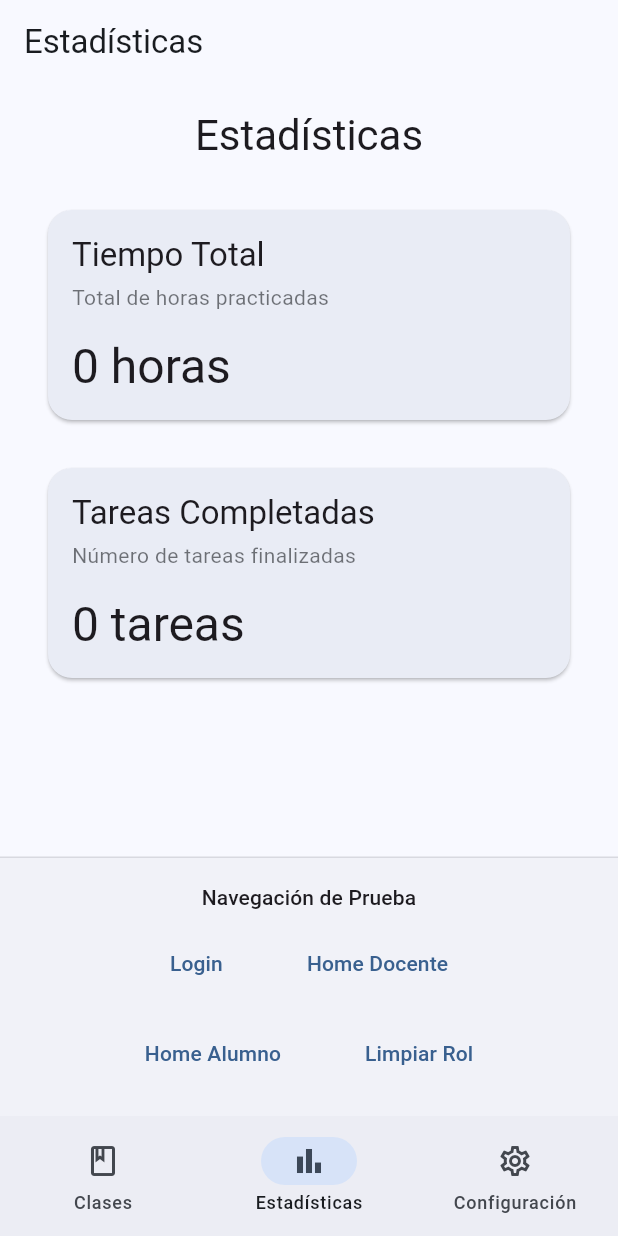
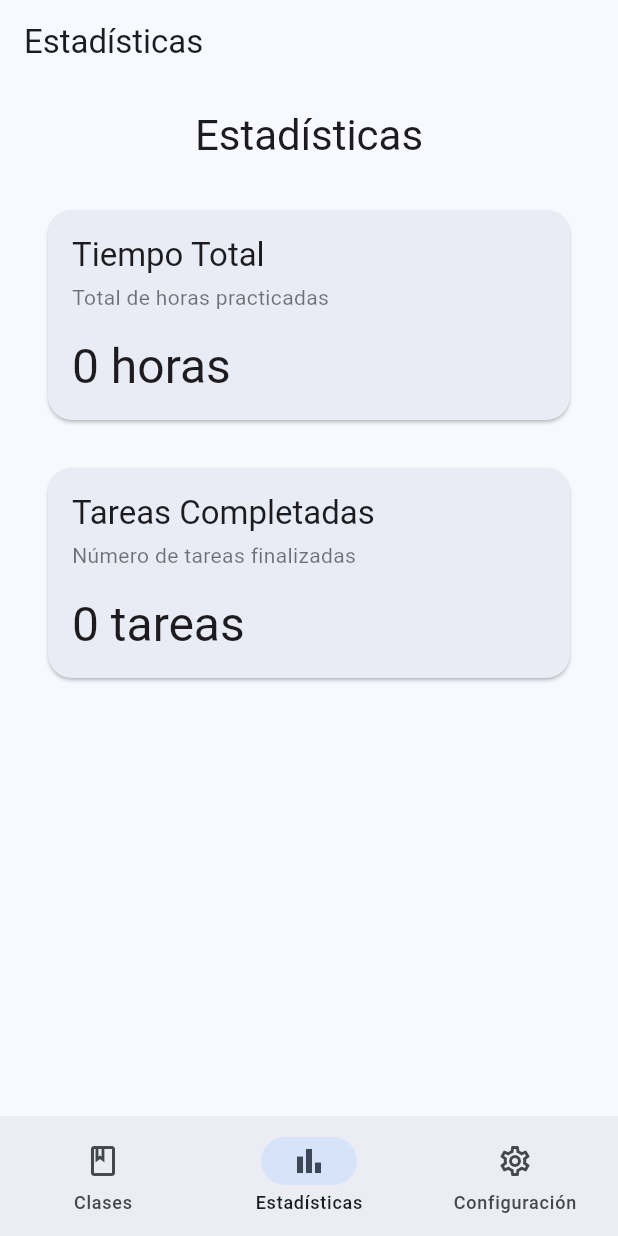
Before and after one commit to Patxito17/playing_tracker_app, a Flutter app: the StatisticsScreen screen opened by its route, on a phone screen of 412 x 824 dp. Run offline on Flutter 3.47's test engine with Material 3 defaults, Android fonts, the phone set to English and light mode, and no system bars; our stand-ins replace cloud_firestore, equatable, firebase_auth, firebase_core, flutter_bloc, go_router and 2 more; accounts and stored records are empty.

Commit message:
Refactor navigation and authentication flow with GoRouter integration. Removed mock navigation logic and implemented reactive routing based on AuthCubit state. Updated documentation and progress tracking in project guides. Enhanced login and registration screens for better user experience.

````diff
--- a/lib/config/routes/app_routes.dart
+++ b/lib/config/routes/app_routes.dart
@@ -1,25 +1,29 @@
+import 'package:flutter/material.dart';
 import 'package:go_router/go_router.dart';
-import 'package:flutter/material.dart';
+
+import '../../core/config/router/go_router_refresh_stream.dart';
+import '../../features/auth/domain/enums/user_role.dart';
+import '../../features/auth/presentation/cubit/auth_cubit.dart';
+import '../../features/auth/presentation/cubit/auth_state.dart';
+import '../../features/auth/presentation/screens/forgot_password_screen.dart';
 import '../../features/auth/presentation/screens/login_screen.dart';
 import '../../features/auth/presentation/screens/register_screen.dart';
-import '../../features/auth/presentation/screens/forgot_password_screen.dart';
-import '../../features/auth/presentation/widgets/auth_wrapper.dart';
-import '../../features/home/presentation/screens/teacher_home_screen.dart';
-import '../../features/home/presentation/screens/student_home_screen.dart';
-import '../../features/classes/presentation/screens/teacher_classes_list_screen.dart';
-import '../../features/classes/presentation/screens/student_classes_list_screen.dart';
-import '../../features/classes/presentation/screens/teacher_class_detail_screen.dart';
-import '../../features/classes/presentation/screens/student_class_detail_screen.dart';
 import '../../features/classes/presentation/screens/create_class_screen.dart';
 import '../../features/classes/presentation/screens/join_class_screen.dart';
 import '../../features/classes/presentation/screens/manage_students_screen.dart';
-import '../../features/tasks/presentation/screens/task_list_screen.dart';
+import '../../features/classes/presentation/screens/student_class_detail_screen.dart';
+import '../../features/classes/presentation/screens/student_classes_list_screen.dart';
+import '../../features/classes/presentation/screens/teacher_class_detail_screen.dart';
+import '../../features/classes/presentation/screens/teacher_classes_list_screen.dart';
+import '../../features/home/presentation/screens/student_home_screen.dart';
+import '../../features/home/presentation/screens/teacher_home_screen.dart';
+import '../../features/sessions/presentation/screens/session_history_screen.dart';
+import '../../features/sessions/presentation/screens/timer_screen.dart';
+import '../../features/settings/presentation/screens/settings_screen.dart';
+import '../../features/statistics/presentation/screens/statistics_screen.dart';
 import '../../features/tasks/presentation/screens/create_task_screen.dart';
 import '../../features/tasks/presentation/screens/task_detail_screen.dart';
-import '../../features/sessions/presentation/screens/timer_screen.dart';
-import '../../features/sessions/presentation/screens/session_history_screen.dart';
-import '../../features/statistics/presentation/screens/statistics_screen.dart';
-import '../../features/settings/presentation/screens/settings_screen.dart';
+import '../../features/tasks/presentation/screens/task_list_screen.dart';
 import '../../shared/widgets/custom_bottom_navigation_bar.dart';
 import '../../shared/widgets/error_screen.dart';
 
@@ -28,9 +32,14 @@ import '../../shared/widgets/error_screen.dart';
 /// Utiliza go_router para navegación declarativa con rutas nombradas.
 /// Incluye navegación condicional según el rol del usuario.
 ///
-/// Sprint 0 - Fase 4: Implementación completa de GoRouter
+/// Sprint 2 - Fase 4: Implementación GoRouter reactiva con guards reales.
 class AppRoutes {
+  AppRoutes(this.authCubit);
+
+  final AuthCubit authCubit;
+
   /// Constantes de rutas principales
+  static const String splash = '/';
   static const String login = '/login';
   static const String register = '/register';
   static const String forgotPassword = '/forgot-password';
@@ -68,49 +77,54 @@ class AppRoutes {
   // Rutas de Estadísticas (deprecated - usar teacherStatistics o studentStatistics)
   static const String statistics = '/statistics';
 
-  /// Configuración de GoRouter
-  ///
-  /// Define todas las rutas de la aplicación con navegación condicional
-  /// basada en el rol del usuario (mock en este sprint).
-  static GoRouter get router {
-    return GoRouter(
-      initialLocation: '/',
+  static const List<String> _publicRoutes = [login, register, forgotPassword];
+
+  /// Configuración de GoRouter reactivo.
+  late final GoRouter router = GoRouter(
+    initialLocation: splash,
+    refreshListenable: GoRouterRefreshStream(authCubit.stream),
     redirect: (context, state) {
-        // Navegación condicional según el rol mock
+      final authState = authCubit.state;
       final location = state.uri.path;
 
-        // Si estamos en la ruta raíz, redirigir según el rol
-        if (location == '/') {
-          final role = AuthWrapper.mockRole;
-          if (role == 'teacher') {
+      if (authState is AuthInitial || authState is AuthLoading) {
+        return location == splash ? null : splash;
+      }
+
+      if (authState is AuthUnauthenticated) {
+        if (location == splash || !_publicRoutes.contains(location)) {
+          return login;
+        }
+        return null;
+      }
+
+      if (authState is AuthAuthenticated) {
+        final home = authState.role == UserRole.teacher
+            ? teacherHome
+            : studentHome;
+
+        if (location == splash || _publicRoutes.contains(location)) {
+          return home;
+        }
+
+        final isTeacherPath = location.startsWith('/home/teacher');
+        final isStudentPath = location.startsWith('/home/student');
+
+        if (isTeacherPath && authState.role != UserRole.teacher) {
+          return studentHome;
+        }
+
+        if (isStudentPath && authState.role != UserRole.student) {
           return teacherHome;
-          } else if (role == 'student') {
-            return studentHome;
-          } else {
-            return login;
         }
       }
 
-        // Permitir acceso a rutas de autenticación sin verificación
-        if (location == login ||
-            location == register ||
-            location == forgotPassword) {
       return null;
-        }
-
-        // Para otras rutas, verificar si hay rol (mock)
-        // En Sprint 2, esto se validará con Firebase Auth
-        final role = AuthWrapper.mockRole;
-        if (role == null && location != login) {
-          return login;
-        }
-
-        return null; // No redirigir, continuar con la navegación normal
     },
     routes: [
-        // Ruta raíz (manejada por redirect)
+      // Splash / loader
       GoRoute(
-          path: '/',
+        path: splash,
         builder: (context, state) =>
             const Scaffold(body: Center(child: CircularProgressIndicator())),
       ),
@@ -132,7 +146,7 @@ class AppRoutes {
         builder: (context, state) => const ForgotPasswordScreen(),
       ),
 
-        // Rutas de home (redirigen a lista de clases)
+      // Rutas de home simples
       GoRoute(
         path: teacherHome,
         name: 'teacherHome',
@@ -145,7 +159,6 @@ class AppRoutes {
       ),
 
       // StatefulShellRoute para docente con BottomNavigationBar
-        // Mantiene el estado de cada tab independientemente
       StatefulShellRoute.indexedStack(
         builder: (context, state, navigationShell) {
           return Scaffold(
@@ -156,7 +169,6 @@ class AppRoutes {
           );
         },
         branches: [
-            // Branch 0: Clases
           StatefulShellBranch(
             routes: [
               GoRoute(
@@ -174,7 +186,6 @@ class AppRoutes {
               ),
             ],
           ),
-            // Branch 1: Estadísticas
           StatefulShellBranch(
             routes: [
               GoRoute(
@@ -184,7 +195,6 @@ class AppRoutes {
               ),
             ],
           ),
-            // Branch 2: Configuración
           StatefulShellBranch(
             routes: [
               GoRoute(
@@ -198,7 +208,6 @@ class AppRoutes {
       ),
 
       // StatefulShellRoute para estudiante con BottomNavigationBar
-        // Mantiene el estado de cada tab independientemente
       StatefulShellRoute.indexedStack(
         builder: (context, state, navigationShell) {
           return Scaffold(
@@ -209,7 +218,6 @@ class AppRoutes {
           );
         },
         branches: [
-            // Branch 0: Clases
           StatefulShellBranch(
             routes: [
               GoRoute(
@@ -227,7 +235,6 @@ class AppRoutes {
               ),
             ],
           ),
-            // Branch 1: Estadísticas
           StatefulShellBranch(
             routes: [
               GoRoute(
@@ -237,7 +244,6 @@ class AppRoutes {
               ),
             ],
           ),
-            // Branch 2: Configuración
           StatefulShellBranch(
             routes: [
               GoRoute(
@@ -316,4 +322,3 @@ class AppRoutes {
         ErrorScreen(errorMessage: 'Ruta no encontrada: ${state.uri.path}'),
   );
 }
-}
--- a/lib/features/auth/presentation/screens/login_screen.dart
+++ b/lib/features/auth/presentation/screens/login_screen.dart
@@ -9,7 +9,6 @@ import '../../../../core/utils/validators.dart';
 import '../../../../shared/widgets/custom_app_bar.dart';
 import '../../../../shared/widgets/custom_button.dart';
 import '../../../../shared/widgets/custom_text_field.dart';
-import '../../domain/enums/user_role.dart';
 import '../cubit/auth_cubit.dart';
 import '../cubit/auth_state.dart';
 
@@ -81,15 +80,6 @@ class _LoginScreenState extends State<LoginScreen> {
     return Scaffold(
       appBar: const CustomAppBar(title: AuthStrings.loginTitle),
       body: SafeArea(
-        child: BlocListener<AuthCubit, AuthState>(
-          listener: (context, state) {
-            if (state is AuthAuthenticated) {
-              final destination = state.role == UserRole.teacher
-                  ? '/home/teacher'
-                  : '/home/student';
-              context.go(destination);
-            }
-          },
         child: Center(
           child: ConstrainedBox(
             constraints: const BoxConstraints(maxWidth: 600),
@@ -156,8 +146,7 @@ class _LoginScreenState extends State<LoginScreen> {
                             });
                           }
                         },
-                          onSubmitted: (_) =>
-                              FocusScope.of(context).nextFocus(),
+                        onSubmitted: (_) => FocusScope.of(context).nextFocus(),
                       ),
 
                       const SizedBox(height: AppSpacing.l),
@@ -258,7 +247,6 @@ class _LoginScreenState extends State<LoginScreen> {
           ),
         ),
       ),
-      ),
     );
   }
 }
--- a/lib/features/auth/presentation/widgets/auth_wrapper.dart
+++ /dev/null
@@ -1,32 +0,0 @@
-/// Utilidad para manejar la navegación condicional según el rol del usuario
-///
-/// En este sprint (Sprint 0), utiliza lógica mock simple. En Sprint 2
-/// se reemplazará con lógica real de Firebase Authentication.
-///
-/// **Lógica de redirección (implementada en GoRouter):**
-/// - Si rol = 'teacher' → redirige a /home/teacher
-/// - Si rol = 'student' → redirige a /home/student
-/// - Si no hay rol → redirige a /login
-///
-/// **Ejemplo de uso:**
-/// ```dart
-/// // Establecer rol mock (temporal)
-/// AuthWrapper.mockRole = 'teacher';
-///
-/// // O limpiar rol para ir a login
-/// AuthWrapper.mockRole = null;
-/// ```
-class AuthWrapper {
-  /// Mock del rol actual del usuario (temporal)
-  ///
-  /// Valores posibles:
-  /// - 'teacher' → Usuario docente
-  /// - 'student' → Usuario alumno
-  /// - null → No autenticado
-  ///
-  /// **Nota:** En Sprint 2, esto se reemplazará con lógica real
-  /// usando Firebase Authentication y Firestore.
-  ///
-  /// La redirección se maneja automáticamente en GoRouter según este valor.
-  static String? mockRole;
-}
--- a/lib/features/statistics/presentation/screens/statistics_screen.dart
+++ b/lib/features/statistics/presentation/screens/statistics_screen.dart
@@ -1,8 +1,8 @@
 import 'package:flutter/material.dart';
+
+import '../../../../core/constants/app_constants.dart';
 import '../../../../shared/widgets/custom_app_bar.dart';
 import '../../../../shared/widgets/custom_card.dart';
-import '../../../../shared/widgets/navigation_helper.dart';
-import '../../../../core/constants/app_constants.dart';
 
 /// Pantalla de estadísticas (Placeholder - Sprint 0)
 ///
@@ -48,7 +48,6 @@ class StatisticsScreen extends StatelessWidget {
               ),
             ),
           ),
-          const NavigationHelper(),
         ],
       ),
     );
--- a/lib/shared/widgets/navigation_helper.dart
+++ /dev/null
@@ -1,105 +0,0 @@
-import 'package:flutter/material.dart';
-import 'package:go_router/go_router.dart';
-import '../../core/constants/app_constants.dart';
-import '../../features/auth/presentation/widgets/auth_wrapper.dart';
-import 'custom_button.dart';
-
-/// Widget helper para facilitar la navegación durante las pruebas
-///
-/// Muestra botones de navegación rápida para volver a pantallas principales
-/// y gestionar el rol mock. Solo debe usarse en pantallas placeholder.
-///
-/// **Ejemplo de uso:**
-/// ```dart
-/// Scaffold(
-///   body: Column(
-///     children: [
-///       YourContent(),
-///       const NavigationHelper(),
-///     ],
-///   ),
-/// )
-/// ```
-class NavigationHelper extends StatelessWidget {
-  const NavigationHelper({super.key});
-
-  @override
-  Widget build(BuildContext context) {
-    final canPop = context.canPop();
-    final currentRole = AuthWrapper.mockRole;
-
-    return Container(
-      padding: const EdgeInsets.all(AppSpacing.m),
-      decoration: BoxDecoration(
-        color: Theme.of(
-          context,
-        ).colorScheme.surfaceContainerHighest.withValues(alpha: 0.3),
-        border: Border(
-          top: BorderSide(
-            color: Theme.of(context).colorScheme.outline.withValues(alpha: 0.2),
-          ),
-        ),
-      ),
-      child: Column(
-        crossAxisAlignment: CrossAxisAlignment.stretch,
-        mainAxisSize: MainAxisSize.min,
-        children: [
-          Text(
-            'Navegación de Prueba',
-            style: Theme.of(context).textTheme.labelLarge,
-            textAlign: TextAlign.center,
-          ),
-          const SizedBox(height: AppSpacing.s),
-          Wrap(
-            spacing: AppSpacing.s,
-            runSpacing: AppSpacing.s,
-            alignment: WrapAlignment.center,
-            children: [
-              if (canPop)
-                CustomButton(
-                  label: '← Volver',
-                  variant: CustomButtonVariant.outlined,
-                  icon: Icons.arrow_back,
-                  onPressed: () => context.pop(),
-                ),
-              CustomButton(
-                label: 'Login',
-                variant: CustomButtonVariant.text,
-                onPressed: () {
-                  AuthWrapper.mockRole = null;
-                  context.go('/login');
-                },
-              ),
-              if (currentRole != 'teacher')
-                CustomButton(
-                  label: 'Home Docente',
-                  variant: CustomButtonVariant.text,
-                  onPressed: () {
-                    AuthWrapper.mockRole = 'teacher';
-                    context.go('/home/teacher');
-                  },
-                ),
-              if (currentRole != 'student')
-                CustomButton(
-                  label: 'Home Alumno',
-                  variant: CustomButtonVariant.text,
-                  onPressed: () {
-                    AuthWrapper.mockRole = 'student';
-                    context.go('/home/student');
-                  },
-                ),
-              CustomButton(
-                label: 'Limpiar Rol',
-                variant: CustomButtonVariant.text,
-                onPressed: () {
-                  AuthWrapper.mockRole = null;
-                  context.go('/login');
-                },
-              ),
-            ],
-          ),
-        ],
-      ),
-    );
-  }
-}
````
Also changed, not shown: lib/core/config/router/go_router_refresh_stream.dart (added, +19 -0 lines), lib/features/auth/presentation/screens/register_screen.dart (+2 -16 lines), lib/features/tasks/presentation/screens/task_detail_screen.dart (+7 -2 lines), lib/main.dart (+14 -7 lines), 3 other files. Lines whose indentation alone changed are shown as unchanged.
